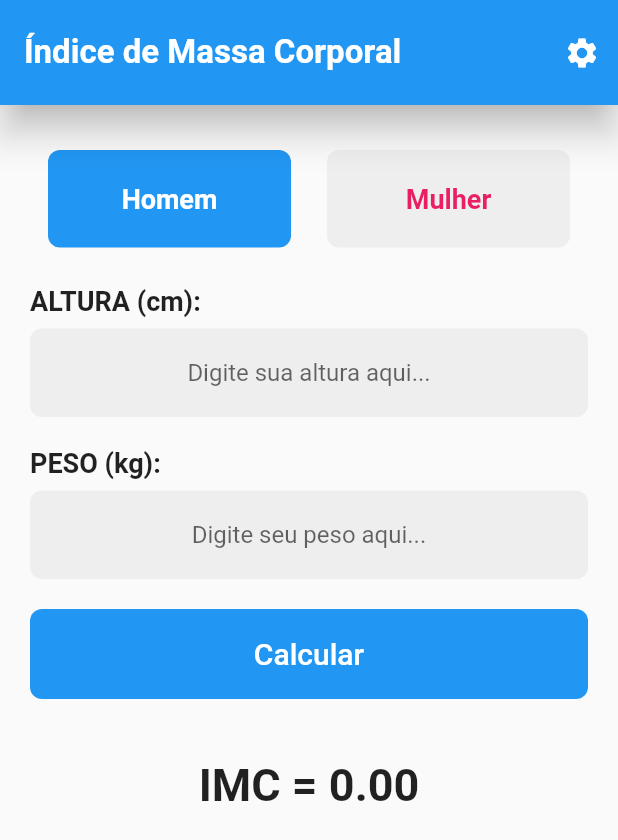
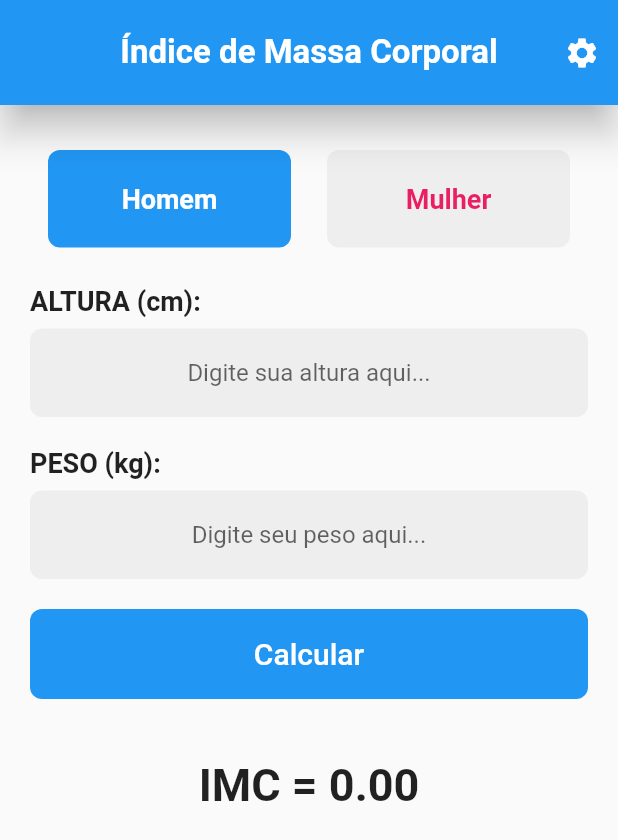
Before and after one commit to helio-andrade/calculadora_imc, a Flutter app: the screen it shows after launch, on a phone screen of 412 x 824 dp. Shown: the top 840 px of the screen. Run offline on Flutter 3.47's test engine with Material 2 defaults, Android fonts, the phone set to English and light mode, and no system bars.

```diff
--- a/lib/main.dart
+++ b/lib/main.dart
@@ -9,6 +9,7 @@ class MyApp extends StatelessWidget {
   @override
   Widget build(BuildContext context) {
     return MaterialApp(
+      debugShowCheckedModeBanner: false,
       home: BmiCalculator(),
     );
   }
@@ -33,6 +34,7 @@ class _BmiCalculatorState extends State<BmiCalculator> {
     return Container(
       child: Scaffold(
         appBar: AppBar(
+          centerTitle: true,
           title: Text(
             "Índice de Massa Corporal",
             style: TextStyle(
@@ -57,7 +59,7 @@ class _BmiCalculatorState extends State<BmiCalculator> {
           child: Padding(
             padding: const EdgeInsets.all(20.0),
             child: Column(
-              mainAxisAlignment: MainAxisAlignment.start,
+              mainAxisAlignment: MainAxisAlignment.spaceEvenly,
               crossAxisAlignment: CrossAxisAlignment.start,
               children: [
                 SizedBox(
```
